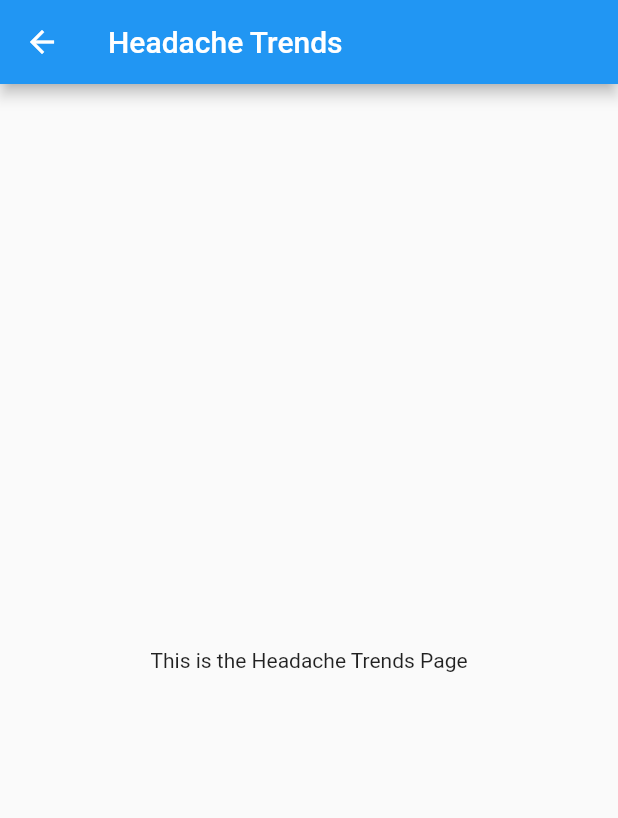
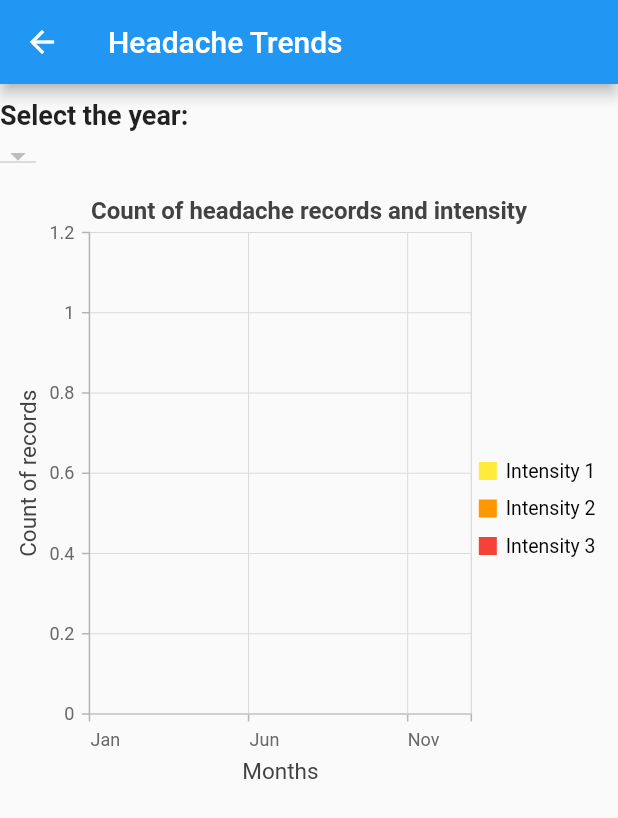
Before and after one commit to Catacity/HeadacheTracker, a Flutter app: the screen it shows after launch, item 4 of the bottom bar chosen, after a tap on "Headache Trends", on a phone screen of 412 x 824 dp. Shown: the top 818 px of the screen. Run offline on Flutter 3.47's test engine with Material 2 defaults, Android fonts, the light colour scheme and no system bars; our stand-ins replace flutter_heatmap_calendar, fluttertoast, image_picker, shared_preferences, sqflite and 2 more; missing offline and left inert: dart:ffi; accounts and stored records are empty.

Commit message:
Update Trends.dart

```diff
--- a/lib/pages/Trends.dart
+++ b/lib/pages/Trends.dart
@@ -1,4 +1,12 @@
 import 'package:flutter/material.dart';
+import 'dart:math';
+import 'package:flutter/services.dart';
+import 'dart:convert';
+import 'package:intl/intl.dart';
+import 'package:syncfusion_flutter_charts/charts.dart';
+import 'package:syncfusion_flutter_charts/sparkcharts.dart';
+
+
 
 class Trends extends StatelessWidget {
   @override
@@ -166,7 +174,213 @@ class Trends extends StatelessWidget {
   }
 }
 
-class HeadacheTrendsPage extends StatelessWidget {
+class HeadacheData {
+  final String date;
+  final int intensity;
+
+  HeadacheData({required this.date, required this.intensity});
+
+  factory HeadacheData.fromJson(Map<String, dynamic> json) {
+    return HeadacheData(
+      date: json['date'],
+      intensity: json['intensity'],
+    );
+  }
+}
+
+
+class ChartData {
+  final String month;
+  final int intensity1Count;
+  final int intensity2Count;
+  final int intensity3Count;
+
+  ChartData({
+    required this.month,
+    required this.intensity1Count,
+    required this.intensity2Count,
+    required this.intensity3Count,
+  });
+}
+
+
+class HeadacheTrendsPage extends StatefulWidget {
+  @override
+  _HeadacheTrendsPageState createState() => _HeadacheTrendsPageState();
+}
+
+class _HeadacheTrendsPageState extends State<HeadacheTrendsPage> {
+  List<HeadacheData> data = [];
+  int selectedYear = DateTime
+      .now()
+      .year;
+  List<int> availableYears = [];
+
+  Future<void> _loadData() async {
+    String jsonString = await rootBundle.loadString('assets/headache_data.json');
+    List<dynamic> jsonData = json.decode(jsonString);
+    data = jsonData.map((e) => HeadacheData.fromJson(e)).toList();
+    availableYears = data.map((e) => DateTime.parse(e.date).year).toSet().toList();
+    if (availableYears.isNotEmpty) {
+      selectedYear = availableYears.last;
+    }
+    setState(() {});
+  }
+
+  @override
+  void initState() {
+    super.initState();
+    _loadData();
+  }
+
+  @override
+  Widget build(BuildContext context) {
+    return Scaffold(
+      appBar: AppBar(title: const Text('Headache Trends')),
+      body: SingleChildScrollView(
+        child: Column(
+          children: [
+            SizedBox(height: 10),
+            Align(
+             alignment: Alignment.centerLeft,
+            child:
+            Text("Select the year:",
+            textAlign: TextAlign.left ,
+            style: TextStyle( fontSize: 18, fontWeight: FontWeight.bold ) )),
+            SizedBox(height: 5),
+            Align(
+              alignment: Alignment.centerLeft,
+              child: DropdownButton<int>(
+                value: selectedYear,
+                items: availableYears.map<DropdownMenuItem<int>>(
+                      (int value) {
+                    return DropdownMenuItem<int>(
+                      value: value,
+                      child: Text(value.toString()),
+                    );
+                  },
+                ).toList(),
+                onChanged: (int? newValue) {
+                  setState(() {
+                    selectedYear = newValue!;
+                  });
+                },
+              ),
+            ),
+
+            SizedBox(height: 5),
+            Container(
+              height: MediaQuery
+                  .of(context)
+                  .size
+                  .height * 0.5,
+              width: MediaQuery
+                  .of(context)
+                  .size
+                  .width,
+              child: SfCartesianChart(
+                title: ChartTitle(
+                    text: 'Count of headache records and intensity',
+                  textStyle: TextStyle(
+                    fontFamily: 'Roboto',
+                    fontWeight: FontWeight.bold ,
+                    fontSize: 16,
+                  )),
+                legend: Legend(isVisible: true),
+                primaryXAxis: CategoryAxis(title: AxisTitle(text: 'Months')),
+                primaryYAxis: NumericAxis(
+                    title: AxisTitle(text: 'Count of records')),
+                series: _buildStackedColumnSeries(selectedYear),
+              ),
+            ),
+          ],
+        ),
+      ),
+    );
+  }
+
+
+  List<StackedColumnSeries<ChartData, String>> _buildStackedColumnSeries(
+      int year) {
+    List<ChartData> chartData = _prepareChartData(year);
+    return [
+      StackedColumnSeries<ChartData, String>(
+        dataSource: chartData,
+        xValueMapper: (ChartData data, _) => data.month,
+        yValueMapper: (ChartData data, _) => data.intensity1Count,
+        color: Colors.yellow,
+        name: 'Intensity 1',
+      ),
+      StackedColumnSeries<ChartData, String>(
+        dataSource: chartData,
+        xValueMapper: (ChartData data, _) => data.month,
+        yValueMapper: (ChartData data, _) => data.intensity2Count,
+        color: Colors.orange,
+        name: 'Intensity 2',
+      ),
+      StackedColumnSeries<ChartData, String>(
+        dataSource: chartData,
+        xValueMapper: (ChartData data, _) => data.month,
+        yValueMapper: (ChartData data, _) => data.intensity3Count,
+        color: Colors.red,
+        name: 'Intensity 3',
+      ),
+    ];
+  }
+
+  List<ChartData> _prepareChartData(int year) {
+    List<ChartData> chartData = [];
+    Map<String, List<int>> monthlyData = _initializeMonthlyData();
+
+    for (var item in data) {
+      DateTime dateTime = DateTime.parse(item.date);
+      if (dateTime.year == year) {
+        String month = DateFormat('MMM').format(dateTime);
+        monthlyData[month]?[item.intensity - 1] = (monthlyData[month]?[item.intensity - 1] ?? 0) + 1;
+
+      }
+    }
+
+    for (var entry in monthlyData.entries) {
+      chartData.add(ChartData(
+        month: entry.key,
+        intensity1Count: entry.value[0],
+        intensity2Count: entry.value[1],
+        intensity3Count: entry.value[2],
+      ));
+    }
+
+    return chartData;
+  }
+
+  Map<String, List<int>> _initializeMonthlyData() {
+    Map<String, List<int>> monthlyData = {};
+
+    List<String> months = [
+      'Jan',
+      'Feb',
+      'Mar',
+      'Apr',
+      'May',
+      'Jun',
+      'Jul',
+      'Aug',
+      'Sep',
+      'Oct',
+      'Nov',
+      'Dec'
+    ];
+
+    for (String month in months) {
+      monthlyData[month] = [0, 0, 0];
+    }
+
+    return monthlyData;
+  }
+
+
+}
+  class HabitHeadacheRelationPage extends StatelessWidget {
   @override
   Widget build(BuildContext context) {
     return Scaffold(
@@ -179,17 +393,3 @@ class HeadacheTrendsPage extends StatelessWidget {
     );
   }
 }
-
-class HabitHeadacheRelationPage extends StatelessWidget {
-  @override
-  Widget build(BuildContext context) {
-    return Scaffold(
-      appBar: AppBar(
-        title: Text('Headache Trends'),
-      ),
-      body: Center(
-        child: Text('This is the Headache Trends Page'),
-      ),
-    );
-  }
-}
```
